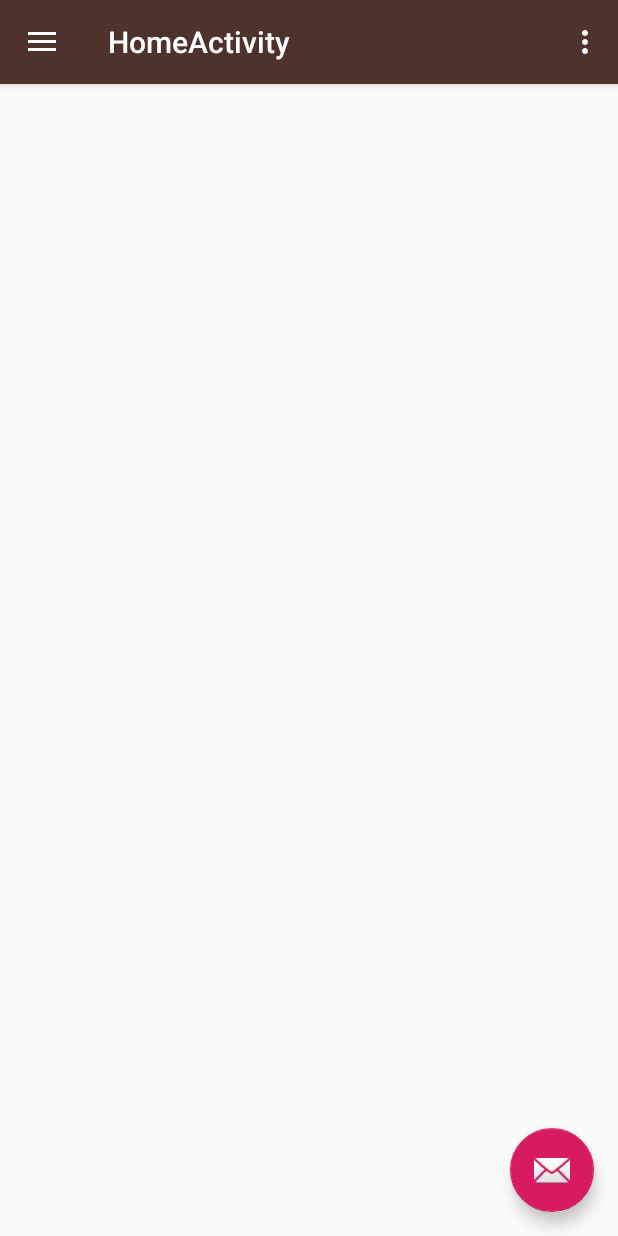
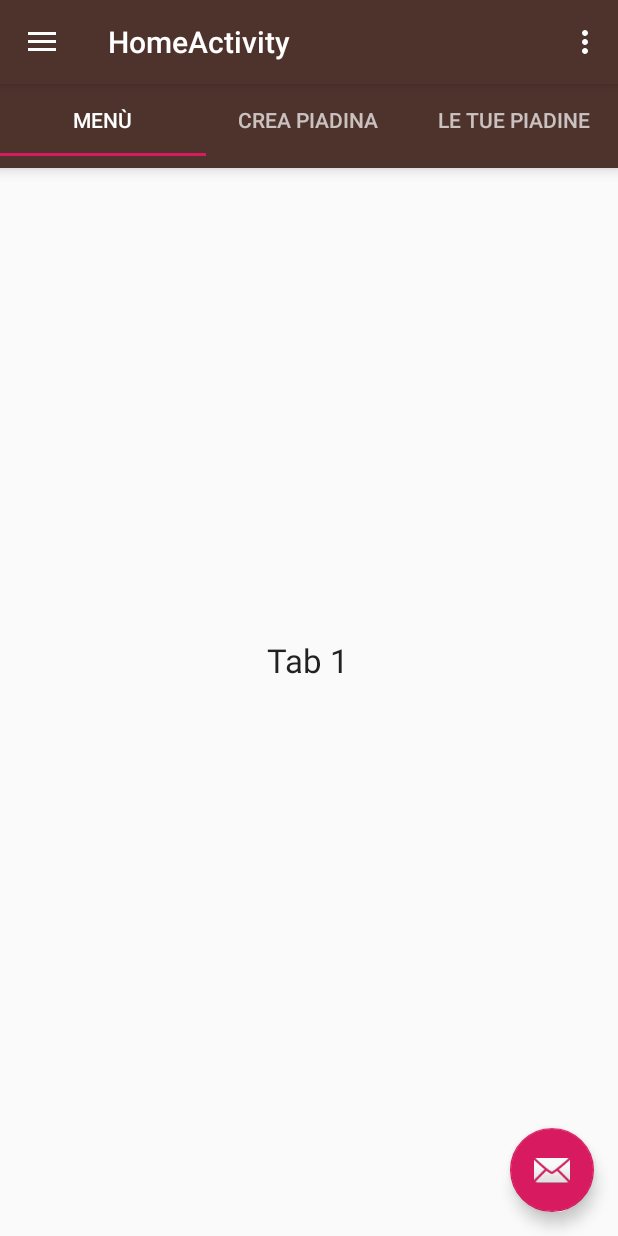
Before and after one commit to AlessandroCherubini/piadinApp, an Android app: the HomeActivity screen opened directly, with no data from a screen before it, on a phone screen of 412 x 824 dp. Run offline under Robolectric (Android 15) with nearby library versions, the phone set to English and light mode, and no system bars.

Commit message:
Activity Home con Tab

```diff
--- a/app/build.gradle
+++ b/app/build.gradle
@@ -23,6 +23,7 @@ dependencies {
     implementation 'com.android.support:appcompat-v7:27.1.1'
     implementation 'com.android.support.constraint:constraint-layout:1.1.2'
     implementation 'com.android.support:design:27.1.1'
+    implementation 'com.android.support:support-v4:27.1.1'
     testImplementation 'junit:junit:4.12'
     androidTestImplementation 'com.android.support.test:runner:1.0.2'
     androidTestImplementation 'com.android.support.test.espresso:espresso-core:3.0.2'
--- a/app/src/main/java/com/example/ale/piadinapp/HomeActivity.java
+++ b/app/src/main/java/com/example/ale/piadinapp/HomeActivity.java
@@ -3,6 +3,9 @@ package com.example.ale.piadinapp;
 import android.os.Bundle;
 import android.support.design.widget.FloatingActionButton;
 import android.support.design.widget.Snackbar;
+import android.support.design.widget.TabLayout;
+import android.support.v4.view.ViewPager;
+import android.util.Log;
 import android.view.View;
 import android.support.design.widget.NavigationView;
 import android.support.v4.view.GravityCompat;
@@ -22,6 +25,35 @@ public class HomeActivity extends AppCompatActivity
         setContentView(R.layout.activity_home);
         Toolbar toolbar = (Toolbar) findViewById(R.id.toolbar);
         setSupportActionBar(toolbar);
+
+        TabLayout tabLayout = (TabLayout) findViewById(R.id.tab_layout);
+        tabLayout.addTab(tabLayout.newTab().setText("Menù"));
+        tabLayout.addTab(tabLayout.newTab().setText("Crea Piadina"));
+        tabLayout.addTab(tabLayout.newTab().setText("Le tue Piadine"));
+        tabLayout.setTabGravity(TabLayout.GRAVITY_FILL);
+
+        final ViewPager viewPager = (ViewPager) findViewById(R.id.pager);
+        final PagerAdapter adapter = new PagerAdapter
+                (getSupportFragmentManager(), tabLayout.getTabCount());
+
+        viewPager.setAdapter(adapter);
+        viewPager.addOnPageChangeListener(new TabLayout.TabLayoutOnPageChangeListener(tabLayout));
+        tabLayout.setOnTabSelectedListener(new TabLayout.OnTabSelectedListener() {
+            @Override
+            public void onTabSelected(TabLayout.Tab tab) {
+                viewPager.setCurrentItem(tab.getPosition());
+            }
+
+            @Override
+            public void onTabUnselected(TabLayout.Tab tab) {
+
+            }
+
+            @Override
+            public void onTabReselected(TabLayout.Tab tab) {
+
+            }
+        });
 
         FloatingActionButton fab = (FloatingActionButton) findViewById(R.id.fab);
         fab.setOnClickListener(new View.OnClickListener() {
@@ -80,19 +112,18 @@ public class HomeActivity extends AppCompatActivity
         // Handle navigation view item clicks here.
         int id = item.getItemId();
 
-        if (id == R.id.nav_camera) {
-            // Handle the camera action
-        } else if (id == R.id.nav_gallery) {
+            if (id == R.id.profile) {
 
-        } else if (id == R.id.nav_slideshow) {
+        } else if (id == R.id.tessera) {
 
-        } else if (id == R.id.nav_manage) {
+        } else if (id == R.id.logout) {
 
         } else if (id == R.id.nav_share) {
 
         } else if (id == R.id.nav_send) {
 
-        }
+        } else if (id == R.id.ordini) {
+            }
 
         DrawerLayout drawer = (DrawerLayout) findViewById(R.id.drawer_layout);
         drawer.closeDrawer(GravityCompat.START);
--- /dev/null
+++ b/app/src/main/java/com/example/ale/piadinapp/PagerAdapter.java
@@ -0,0 +1,37 @@
+package com.example.ale.piadinapp;
+
+import android.support.v4.app.Fragment;
+import android.support.v4.app.FragmentManager;
+import android.support.v4.app.FragmentStatePagerAdapter;
+
+public class PagerAdapter extends FragmentStatePagerAdapter {
+    int mNumOfTabs;
+
+    public PagerAdapter(FragmentManager fm, int NumOfTabs) {
+        super(fm);
+        this.mNumOfTabs = NumOfTabs;
+    }
+
+    @Override
+    public Fragment getItem(int position) {
+
+        switch (position) {
+            case 0:
+                Tab_1 tab1 = new Tab_1();
+                return tab1;
+            case 1:
+                Tab_2 tab2 = new Tab_2();
+                return tab2;
+            case 2:
+                Tab_3 tab3 = new Tab_3();
+                return tab3;
+            default:
+                return null;
+        }
+    }
+
+    @Override
+    public int getCount() {
+        return mNumOfTabs;
+    }
+}
--- /dev/null
+++ b/app/src/main/java/com/example/ale/piadinapp/Tab_1.java
@@ -0,0 +1,101 @@
+package com.example.ale.piadinapp;
+
+import android.content.Context;
+import android.net.Uri;
+import android.os.Bundle;
+import android.support.v4.app.Fragment;
+import android.view.LayoutInflater;
+import android.view.View;
+import android.view.ViewGroup;
+
+
+
+public class Tab_1 extends Fragment {
+    // TODO: Rename parameter arguments, choose names that match
+    // the fragment initialization parameters, e.g. ARG_ITEM_NUMBER
+    private static final String ARG_PARAM1 = "param1";
+    private static final String ARG_PARAM2 = "param2";
+
+    // TODO: Rename and change types of parameters
+    private String mParam1;
+    private String mParam2;
+
+    private OnFragmentInteractionListener mListener;
+
+    public Tab_1() {
+        // Required empty public constructor
+    }
+
+    /**
+     * Use this factory method to create a new instance of
+     * this fragment using the provided parameters.
+     *
+     * @param param1 Parameter 1.
+     * @param param2 Parameter 2.
+     * @return A new instance of fragment Tab_1.
+     */
+    // TODO: Rename and change types and number of parameters
+    public static Tab_1 newInstance(String param1, String param2) {
+        Tab_1 fragment = new Tab_1();
+        Bundle args = new Bundle();
+        args.putString(ARG_PARAM1, param1);
+        args.putString(ARG_PARAM2, param2);
+        fragment.setArguments(args);
+        return fragment;
+    }
+
+    @Override
+    public void onCreate(Bundle savedInstanceState) {
+        super.onCreate(savedInstanceState);
+        if (getArguments() != null) {
+            mParam1 = getArguments().getString(ARG_PARAM1);
+            mParam2 = getArguments().getString(ARG_PARAM2);
+        }
+    }
+
+    @Override
+    public View onCreateView(LayoutInflater inflater, ViewGroup container,
+                             Bundle savedInstanceState) {
+        // Inflate the layout for this fragment
+        return inflater.inflate(R.layout.fragment_tab_1, container, false);
+    }
+
+    // TODO: Rename method, update argument and hook method into UI event
+    public void onButtonPressed(Uri uri) {
+        if (mListener != null) {
+            mListener.onFragmentInteraction(uri);
+        }
+    }
+
+    @Override
+    public void onAttach(Context context) {
+        super.onAttach(context);
+//        if (context instanceof OnFragmentInteractionListener) {
+//            mListener = (OnFragmentInteractionListener) context;
+//        } else {
+//            throw new RuntimeException(context.toString()
+//                    + " must implement OnFragmentInteractionListener");
+//        }
+    }
+
+    @Override
+    public void onDetach() {
+        super.onDetach();
+        mListener = null;
+    }
+
+    /**
+     * This interface must be implemented by activities that contain this
+     * fragment to allow an interaction in this fragment to be communicated
+     * to the activity and potentially other fragments contained in that
+     * activity.
+     * <p>
+     * See the Android Training lesson <a href=
+     * "http://developer.android.com/training/basics/fragments/communicating.html"
+     * >Communicating with Other Fragments</a> for more information.
+     */
+    public interface OnFragmentInteractionListener {
+        // TODO: Update argument type and name
+        void onFragmentInteraction(Uri uri);
+    }
+}
--- /dev/null
+++ b/app/src/main/java/com/example/ale/piadinapp/Tab_2.java
@@ -0,0 +1,101 @@
+package com.example.ale.piadinapp;
+
+import android.content.Context;
+import android.net.Uri;
+import android.os.Bundle;
+import android.support.v4.app.Fragment;
+import android.view.LayoutInflater;
+import android.view.View;
+import android.view.ViewGroup;
+
+
+
+public class Tab_2 extends Fragment {
+    // TODO: Rename parameter arguments, choose names that match
+    // the fragment initialization parameters, e.g. ARG_ITEM_NUMBER
+    private static final String ARG_PARAM1 = "param1";
+    private static final String ARG_PARAM2 = "param2";
+
+    // TODO: Rename and change types of parameters
+    private String mParam1;
+    private String mParam2;
+
+    private OnFragmentInteractionListener mListener;
+
+    public Tab_2() {
+        // Required empty public constructor
+    }
+
+    /**
+     * Use this factory method to create a new instance of
+     * this fragment using the provided parameters.
+     *
+     * @param param1 Parameter 1.
+     * @param param2 Parameter 2.
+     * @return A new instance of fragment Tab_2.
+     */
+    // TODO: Rename and change types and number of parameters
+    public static Tab_2 newInstance(String param1, String param2) {
+        Tab_2 fragment = new Tab_2();
+        Bundle args = new Bundle();
+        args.putString(ARG_PARAM1, param1);
+        args.putString(ARG_PARAM2, param2);
+        fragment.setArguments(args);
+        return fragment;
+    }
+
+    @Override
+    public void onCreate(Bundle savedInstanceState) {
+        super.onCreate(savedInstanceState);
+        if (getArguments() != null) {
+            mParam1 = getArguments().getString(ARG_PARAM1);
+            mParam2 = getArguments().getString(ARG_PARAM2);
+        }
+    }
+
+    @Override
+    public View onCreateView(LayoutInflater inflater, ViewGroup container,
+                             Bundle savedInstanceState) {
+        // Inflate the layout for this fragment
+        return inflater.inflate(R.layout.fragment_tab_2, container, false);
+    }
+
+    // TODO: Rename method, update argument and hook method into UI event
+    public void onButtonPressed(Uri uri) {
+        if (mListener != null) {
+            mListener.onFragmentInteraction(uri);
+        }
+    }
+
+    @Override
+    public void onAttach(Context context) {
+        super.onAttach(context);
+        /*if (context instanceof OnFragmentInteractionListener) {
+            mListener = (OnFragmentInteractionListener) context;
+        } else {
+            throw new RuntimeException(context.toString()
+                    + " must implement OnFragmentInteractionListener");
+        }*/
+    }
+
+    @Override
+    public void onDetach() {
+        super.onDetach();
+        mListener = null;
+    }
+
+    /**
+     * This interface must be implemented by activities that contain this
+     * fragment to allow an interaction in this fragment to be communicated
+     * to the activity and potentially other fragments contained in that
+     * activity.
+     * <p>
+     * See the Android Training lesson <a href=
+     * "http://developer.android.com/training/basics/fragments/communicating.html"
+     * >Communicating with Other Fragments</a> for more information.
+     */
+    public interface OnFragmentInteractionListener {
+        // TODO: Update argument type and name
+        void onFragmentInteraction(Uri uri);
+    }
+}
--- a/app/src/main/res/layout/activity_home.xml
+++ b/app/src/main/res/layout/activity_home.xml
@@ -22,4 +22,6 @@
         app:headerLayout="@layout/nav_header_home"
         app:menu="@menu/activity_home_drawer" />
 
+
+
 </android.support.v4.widget.DrawerLayout>
--- a/app/src/main/res/layout/content_home.xml
+++ b/app/src/main/res/layout/content_home.xml
@@ -8,4 +8,24 @@
     tools:context=".HomeActivity"
     tools:showIn="@layout/app_bar_home">
 
+    <android.support.design.widget.TabLayout
+        android:id="@+id/tab_layout"
+        android:layout_width="match_parent"
+        android:layout_height="wrap_content"
+        android:layout_below="@+id/toolbar"
+        android:background="?attr/colorPrimary"
+        android:elevation="6dp"
+        android:minHeight="?attr/actionBarSize"
+        android:theme="@style/ThemeOverlay.AppCompat.Dark.ActionBar" />
+
+    <android.support.v4.view.ViewPager
+        android:id="@+id/pager"
+        android:layout_width="match_parent"
+        android:layout_height="fill_parent"
+        android:layout_below="@id/tab_layout"
+        app:layout_constraintEnd_toEndOf="parent"
+        app:layout_constraintStart_toStartOf="parent"
+        tools:layout_editor_absoluteY="64dp" />
+
+
 </android.support.constraint.ConstraintLayout>
--- /dev/null
+++ b/app/src/main/res/layout/fragment_tab_1.xml
@@ -0,0 +1,15 @@
+<?xml version="1.0" encoding="utf-8"?>
+<RelativeLayout xmlns:android="http://schemas.android.com/apk/res/android"
+android:layout_width="match_parent"
+android:layout_height="match_parent"
+android:orientation="vertical">
+
+<TextView
+    android:id="@+id/textView"
+    android:layout_width="wrap_content"
+    android:layout_height="wrap_content"
+    android:layout_centerInParent="true"
+    android:text="Tab 1"
+    android:textAppearance="?android:attr/textAppearanceLarge"/>
+
+</RelativeLayout>
--- a/app/src/main/res/menu/activity_home_drawer.xml
+++ b/app/src/main/res/menu/activity_home_drawer.xml
@@ -5,21 +5,22 @@
 
     <group android:checkableBehavior="single">
         <item
-            android:id="@+id/nav_camera"
-            android:icon="@drawable/ic_menu_camera"
-            android:title="Import" />
+            android:id="@+id/profile"
+            android:icon="@drawable/ic_menu_gallery"
+            android:title="Il mio Profilo" />
         <item
-            android:id="@+id/nav_gallery"
-            android:icon="@drawable/ic_menu_gallery"
-            android:title="Gallery" />
+            android:id="@+id/ordini"
+            android:icon="@drawable/ic_menu_slideshow"
+            android:title="I miei ordini" />
         <item
-            android:id="@+id/nav_slideshow"
+            android:id="@+id/tessera"
             android:icon="@drawable/ic_menu_slideshow"
-            android:title="Slideshow" />
+            android:title="Tessera" />
+
         <item
-            android:id="@+id/nav_manage"
+            android:id="@+id/logout"
             android:icon="@drawable/ic_menu_manage"
-            android:title="Tools" />
+            android:title="Logout" />
     </group>
 
     <item android:title="Communicate">
--- a/app/src/main/res/values/strings.xml
+++ b/app/src/main/res/values/strings.xml
@@ -32,4 +32,7 @@
     <string name="nav_header_desc">Navigation header</string>
     <string name="action_settings">Settings</string>
 
+    <!-- TODO: Remove or change this placeholder text -->
+    <string name="hello_blank_fragment">Hello blank fragment</string>
+
 </resources>
```
Also changed, not shown: app/src/main/java/com/example/ale/piadinapp/Tab_3.java (added, +101 -0 lines), app/src/main/res/layout/fragment_tab_2.xml (added, +15 -0 lines), app/src/main/res/layout/fragment_tab_3.xml (added, +12 -0 lines), 124 other files.
